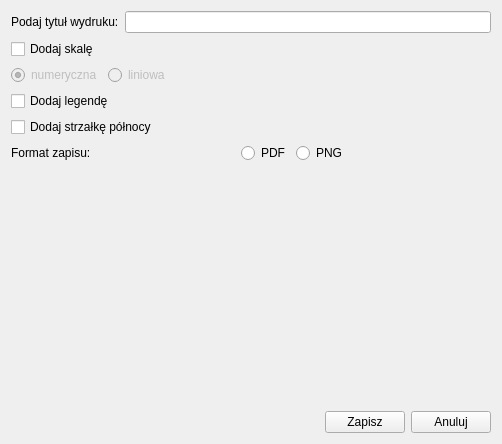
Before: the Qt Designer form QuickLayout/quick_layout_dialog_base.ui in kradziko/geo4work_wtyczka, drawn with Qt 5.
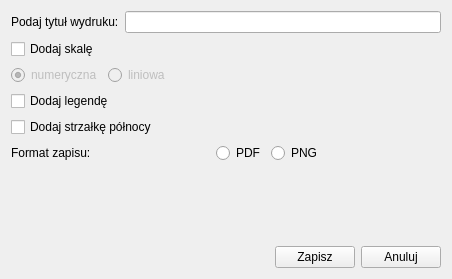
After: the same form once the commit is applied.

Commit message: poprawki wyglądu

Diff of the .ui file:
```diff
--- a/QuickLayout/quick_layout_dialog_base.ui
+++ b/QuickLayout/quick_layout_dialog_base.ui
@@ -6,8 +6,8 @@
    <rect>
     <x>0</x>
     <y>0</y>
-    <width>502</width>
-    <height>444</height>
+    <width>452</width>
+    <height>279</height>
    </rect>
   </property>
   <property name="windowTitle">
```
